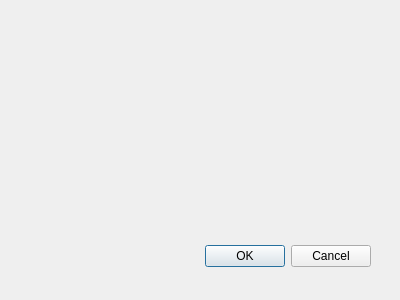
Before: the Qt Designer form hibo/Ui_hibo.ui in n4g0r/HiBo-plugin, drawn with Qt 5.
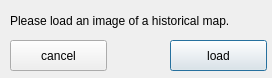
After: the same form once the commit is applied.

Diff of the .ui file:
```diff
--- a/hibo/Ui_hibo.ui
+++ b/hibo/Ui_hibo.ui
@@ -1,31 +1,60 @@
 <ui version="4.0" >
  <class>hibo</class>
- <widget class="QDialog" name="hibo" >
-  <property name="geometry" >
+ <widget class="QDialog" name="hibo">
+  <property name="geometry">
    <rect>
-    <x>200</x>
-    <y>200</y>
-    <width>400</width>
-    <height>300</height>
+    <x>0</x>
+    <y>0</y>
+    <width>272</width>
+    <height>78</height>
    </rect>
   </property>
   <property name="windowTitle" >
    <string>hibo</string>
   </property>
-  <widget class="QDialogButtonBox" name="buttonBox" >
-   <property name="geometry" >
+  <widget class="QLabel" name="label">
+   <property name="geometry">
     <rect>
-     <x>30</x>
-     <y>240</y>
-     <width>341</width>
-     <height>32</height>
+     <x>10</x>
+     <y>10</y>
+     <width>271</width>
+     <height>21</height>
     </rect>
    </property>
-   <property name="orientation" >
-    <enum>Qt::Horizontal</enum>
+   <property name="text">
+    <string>Please load an image of a historical map.</string>
    </property>
-   <property name="standardButtons" >
-    <set>QDialogButtonBox::Cancel|QDialogButtonBox::Ok</set>
+  </widget>
+  <widget class="QPushButton" name="load_button">
+   <property name="geometry">
+    <rect>
+     <x>170</x>
+     <y>40</y>
+     <width>97</width>
+     <height>31</height>
+    </rect>
+   </property>
+   <property name="text">
+    <string>load</string>
+   </property>
+   <property name="autoDefault">
+    <bool>true</bool>
+   </property>
+   <property name="default">
+    <bool>false</bool>
+   </property>
+  </widget>
+  <widget class="QPushButton" name="cancel_button">
+   <property name="geometry">
+    <rect>
+     <x>10</x>
+     <y>40</y>
+     <width>97</width>
+     <height>31</height>
+    </rect>
+   </property>
+   <property name="text">
+    <string>cancel</string>
    </property>
   </widget>
  </widget>
```
Left out of the diff: 40 changed lines with no effect on the pictures.
